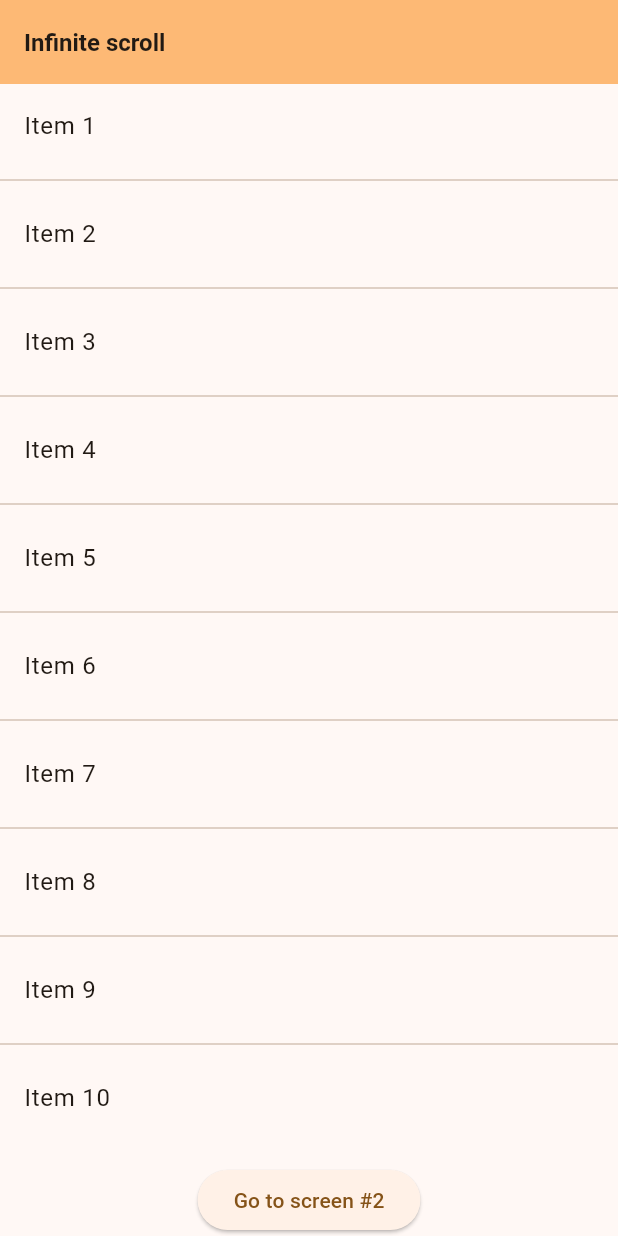
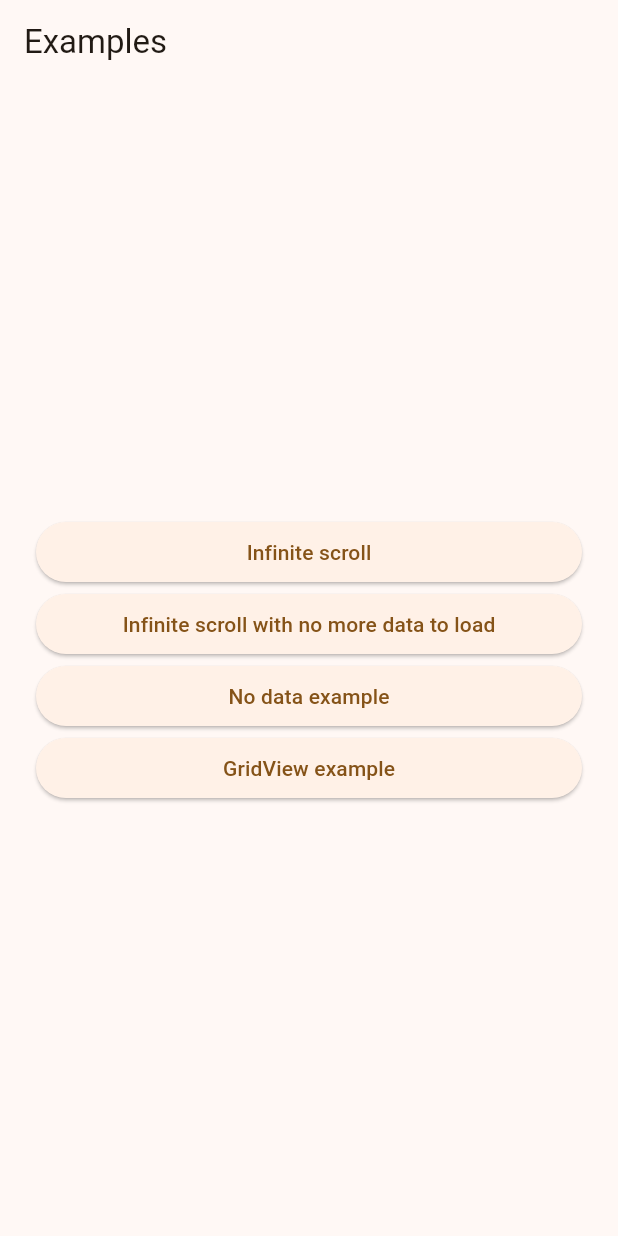
Before and after one commit to GammaTechMK/gamma_smart_pagination, a Flutter app: the screen it shows after launch, on a phone screen of 412 x 824 dp. Run offline on Flutter 3.47's test engine with Material 2 defaults, Android fonts, the phone set to English and light mode, and no system bars; our stand-ins replace flutter_riverpod, freezed_annotation.

Commit message:
v1.0.4 new gridview example, new landing screen in example app, updated positioning of controller header and footer status widgets, added scrollSensitivityTrigger param, updated README

```diff
--- /dev/null
+++ b/example/lib/features/landing/landing_screen.dart
@@ -0,0 +1,64 @@
+import 'package:flutter/material.dart';
+import 'package:smart_pagination_example/features/second/view/second_screen.dart';
+import 'package:smart_pagination_example/features/third/view/third_screen.dart';
+
+import '../first/view/first_screen.dart';
+import '../gridview/view/gridview_example.dart';
+
+class ExampleLandingScreen extends StatelessWidget {
+  const ExampleLandingScreen({super.key});
+
+  @override
+  Widget build(BuildContext context) {
+    return Scaffold(
+      appBar: AppBar(
+        title: const Text('Examples'),
+      ),
+      body: SafeArea(
+        child: Padding(
+          padding: const EdgeInsets.symmetric(
+            horizontal: 24.0,
+          ),
+          child: Column(
+            mainAxisAlignment: MainAxisAlignment.center,
+            crossAxisAlignment: CrossAxisAlignment.stretch,
+            children: [
+              ElevatedButton(
+                child: const Text('Infinite scroll'),
+                onPressed: () => Navigator.of(context).push(
+                  MaterialPageRoute(
+                    builder: (context) => const FirstScreen(),
+                  ),
+                ),
+              ),
+              ElevatedButton(
+                child: const Text('Infinite scroll with no more data to load'),
+                onPressed: () => Navigator.of(context).push(
+                  MaterialPageRoute(
+                    builder: (context) => const SecondScreen(),
+                  ),
+                ),
+              ),
+              ElevatedButton(
+                child: const Text('No data example'),
+                onPressed: () => Navigator.of(context).push(
+                  MaterialPageRoute(
+                    builder: (context) => const ThirdScreen(),
+                  ),
+                ),
+              ),
+              ElevatedButton(
+                child: const Text('GridView example'),
+                onPressed: () => Navigator.of(context).push(
+                  MaterialPageRoute(
+                    builder: (context) => const GridViewExample(),
+                  ),
+                ),
+              ),
+            ],
+          ),
+        ),
+      ),
+    );
+  }
+}
--- a/example/lib/main.dart
+++ b/example/lib/main.dart
@@ -1,7 +1,6 @@
 import 'package:flutter/material.dart';
 import 'package:flutter_riverpod/flutter_riverpod.dart';
-
-import 'features/first/view/first_screen.dart';
+import 'package:smart_pagination_example/features/landing/landing_screen.dart';
 
 void main() {
   runApp(
@@ -14,8 +13,7 @@ void main() {
             ),
             useMaterial3: true,
           ),
-        home: const FirstScreen(),
-      ),
+          home: const ExampleLandingScreen()),
     ),
   );
 }
--- a/pubspec.yaml
+++ b/pubspec.yaml
@@ -1,6 +1,6 @@
 name: gamma_smart_pagination
 description: Flutter package for infinite scrolling pagination, which supports pull down to refresh and pull up to load more.
-version: 1.0.3
+version: 1.0.4
 repository: https://github.com/GammaTechMK/gamma_smart_pagination
 
 environment:
```
Also changed, not shown: example/lib/features/gridview/view/gridview_example.dart (added, +95 -0 lines), example/lib/features/third/view/third_screen.dart (+8 -0 lines), lib/src/widget/gamma_smart_pagination.dart (+26 -5 lines), example/pubspec.lock, 2 other files. Lines whose indentation alone changed are shown as unchanged.
